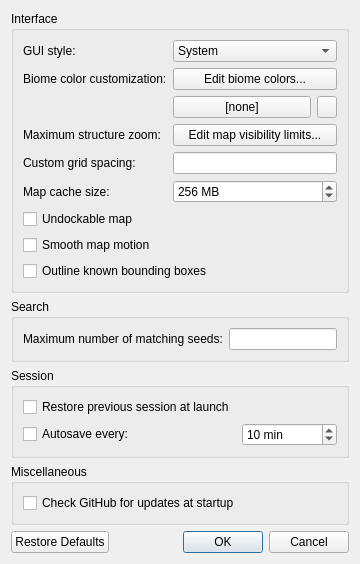
First picture: the form in src/configdialog.ui, repository Cubitect/cubiomes-viewer, before the edit.
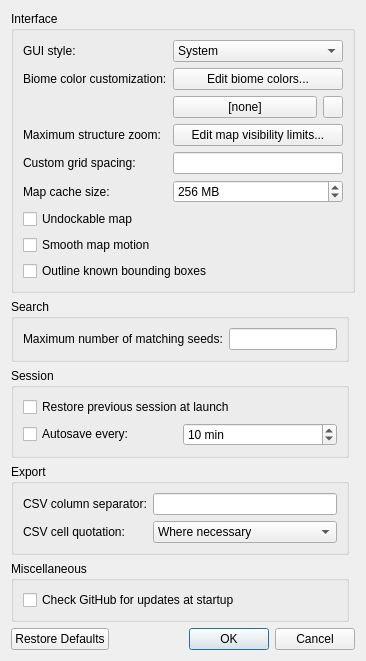
Second picture: the form after the edit. Icons and pictures are not drawn.

Diff of the .ui file:
```diff
--- a/src/configdialog.ui
+++ b/src/configdialog.ui
@@ -10,13 +10,13 @@
     <normaloff>:/icons/logo.png</normaloff>:/icons/logo.png</iconset>
   </property>
   <layout class="QGridLayout" name="gridLayout">
-   <item row="4" column="0" colspan="2">
+   <item row="2" column="0">
     <widget class="QGroupBox" name="groupSession">
      <property name="title">
       <string>Session</string>
      </property>
      <layout class="QGridLayout" name="gridLayout_4">
-      <item row="0" column="0" rowspan="2" colspan="3">
+      <item row="0" column="0" rowspan="2" colspan="2">
        <widget class="QCheckBox" name="checkRestore">
         <property name="text">
          <string>Restore previous session at launch</string>
@@ -30,7 +30,7 @@
         </property>
        </widget>
       </item>
-      <item row="2" column="2">
+      <item row="2" column="1">
        <widget class="QSpinBox" name="spinAutosave">
         <property name="suffix">
          <string> min</string>
@@ -49,7 +49,52 @@
      </layout>
     </widget>
    </item>
-   <item row="3" column="0" colspan="2">
+   <item row="3" column="0">
+    <widget class="QGroupBox" name="groupBox">
+     <property name="title">
+      <string>Export</string>
+     </property>
+     <layout class="QGridLayout" name="gridLayout_6">
+      <item row="1" column="1">
+       <widget class="QLineEdit" name="lineSep"/>
+      </item>
+      <item row="2" column="0">
+       <widget class="QLabel" name="label_8">
+        <property name="text">
+         <string>CSV cell quotation:</string>
+        </property>
+       </widget>
+      </item>
+      <item row="1" column="0">
+       <widget class="QLabel" name="label_2">
+        <property name="text">
+         <string>CSV column separator:</string>
+        </property>
+       </widget>
+      </item>
+      <item row="2" column="1">
+       <widget class="QComboBox" name="comboQuote">
+        <item>
+         <property name="text">
+          <string>Where necessary</string>
+         </property>
+        </item>
+        <item>
+         <property name="text">
+          <string>Single quotes (')</string>
+         </property>
+        </item>
+        <item>
+         <property name="text">
+          <string>Double quotes (&quot;)</string>
+         </property>
+        </item>
+       </widget>
+      </item>
+     </layout>
+    </widget>
+   </item>
+   <item row="1" column="0">
     <widget class="QGroupBox" name="groupSearch">
      <property name="title">
       <string>Search</string>
@@ -68,23 +113,7 @@
      </layout>
     </widget>
    </item>
-   <item row="11" column="0" colspan="2">
-    <widget class="QGroupBox" name="groupMisc">
-     <property name="title">
-      <string>Miscellaneous</string>
-     </property>
-     <layout class="QGridLayout" name="gridLayout_5">
-      <item row="0" column="0">
-       <widget class="QCheckBox" name="checkUpdates">
-        <property name="text">
-         <string>Check GitHub for updates at startup</string>
-        </property>
-       </widget>
-      </item>
-     </layout>
-    </widget>
-   </item>
-   <item row="12" column="0" colspan="2">
+   <item row="5" column="0" colspan="2">
     <widget class="QDialogButtonBox" name="buttonBox">
      <property name="orientation">
       <enum>Qt::Horizontal</enum>
@@ -94,7 +123,23 @@
      </property>
     </widget>
    </item>
-   <item row="0" column="0" rowspan="2" colspan="2">
+   <item row="4" column="0">
+    <widget class="QGroupBox" name="groupMisc">
+     <property name="title">
+      <string>Miscellaneous</string>
+     </property>
+     <layout class="QGridLayout" name="gridLayout_5">
+      <item row="0" column="0">
+       <widget class="QCheckBox" name="checkUpdates">
+        <property name="text">
+         <string>Check GitHub for updates at startup</string>
+        </property>
+       </widget>
+      </item>
+     </layout>
+    </widget>
+   </item>
+   <item row="0" column="0" colspan="2">
     <widget class="QGroupBox" name="groupInterface">
      <property name="title">
       <string>Interface</string>
@@ -119,13 +164,6 @@
         </property>
        </widget>
       </item>
-      <item row="8" column="0" colspan="4">
-       <widget class="QCheckBox" name="checkBBoxes">
-        <property name="text">
-         <string>Outline known bounding boxes</string>
-        </property>
-       </widget>
-      </item>
       <item row="2" column="2" colspan="2">
        <widget class="QPushButton" name="buttonBiomeColor">
         <property name="text">
@@ -187,16 +225,6 @@
         </property>
        </widget>
       </item>
-      <item row="7" column="0" colspan="4">
-       <widget class="QCheckBox" name="checkSmooth">
-        <property name="toolTip">
-         <string>Simulate innertia for the map view</string>
-        </property>
-        <property name="text">
-         <string>Smooth map motion</string>
-        </property>
-       </widget>
-      </item>
       <item row="0" column="0" colspan="2">
        <widget class="QLabel" name="label_4">
         <property name="text">
@@ -259,13 +287,30 @@
       <item row="4" column="2" colspan="3">
        <widget class="QLineEdit" name="lineGridSpacing"/>
       </item>
-      <item row="6" column="0" colspan="4">
+      <item row="6" column="0" colspan="5">
        <widget class="QCheckBox" name="checkDockable">
         <property name="text">
          <string>Undockable map</string>
         </property>
        </widget>
       </item>
+      <item row="7" column="0" colspan="5">
+       <widget class="QCheckBox" name="checkSmooth">
+        <property name="toolTip">
+         <string>Simulate innertia for the map view</string>
+        </property>
+        <property name="text">
+         <string>Smooth map motion</string>
+        </property>
+       </widget>
+      </item>
+      <item row="8" column="0" colspan="5">
+       <widget class="QCheckBox" name="checkBBoxes">
+        <property name="text">
+         <string>Outline known bounding boxes</string>
+        </property>
+       </widget>
+      </item>
      </layout>
     </widget>
    </item>
```
